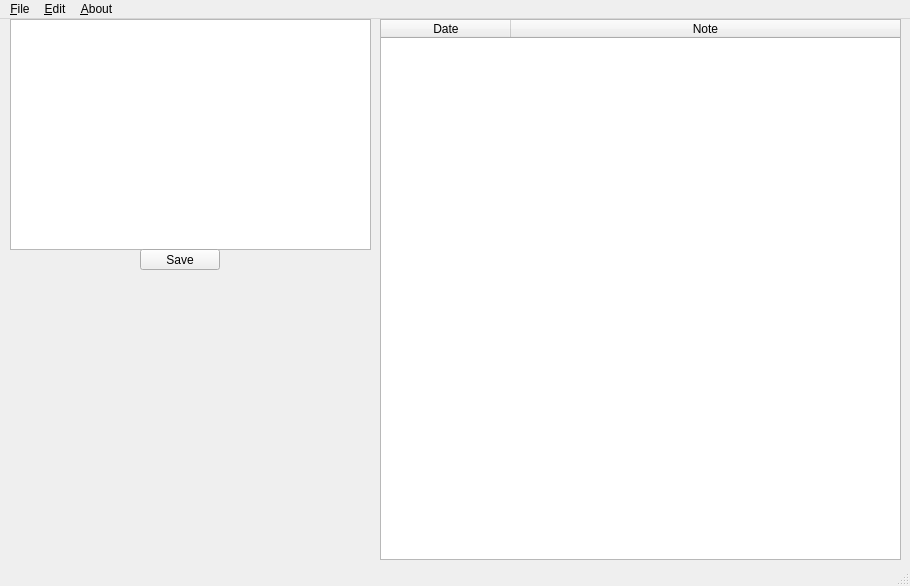
Before: the Qt Designer form Lab_2/Qt/mainwindow.ui in CaptainShepard01/OOP_Balykov, drawn with Qt 5.
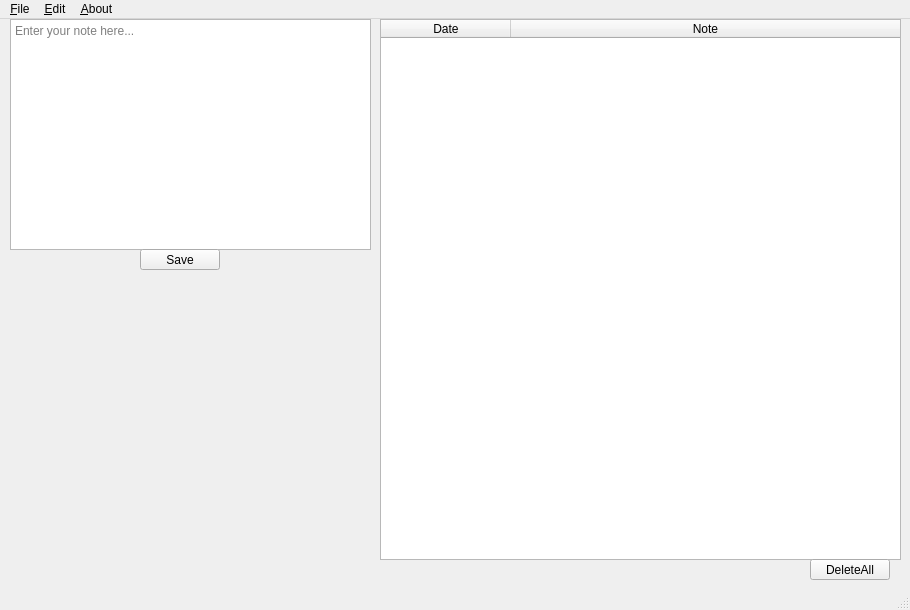
After: the same form once the commit is applied.

Commit message: File using and Functionality to delete all notes

Diff of the .ui file:
```diff
--- a/Lab_2/Qt/mainwindow.ui
+++ b/Lab_2/Qt/mainwindow.ui
@@ -7,7 +7,7 @@
     <x>0</x>
     <y>0</y>
     <width>910</width>
-    <height>586</height>
+    <height>610</height>
    </rect>
   </property>
   <property name="windowTitle">
@@ -55,6 +55,12 @@
       <height>231</height>
      </rect>
     </property>
+    <property name="markdown">
+     <string/>
+    </property>
+    <property name="placeholderText">
+     <string>Enter your note here...</string>
+    </property>
    </widget>
    <widget class="QPushButton" name="save">
     <property name="geometry">
@@ -69,6 +75,19 @@
      <string>Save</string>
     </property>
    </widget>
+   <widget class="QPushButton" name="DeleteAll">
+    <property name="geometry">
+     <rect>
+      <x>810</x>
+      <y>540</y>
+      <width>80</width>
+      <height>21</height>
+     </rect>
+    </property>
+    <property name="text">
+     <string>DeleteAll</string>
+    </property>
+   </widget>
   </widget>
   <widget class="QMenuBar" name="menubar">
    <property name="geometry">
```
Left out of the diff: 4 changed lines with no effect on the pictures. The commit also changes 6 other files.
